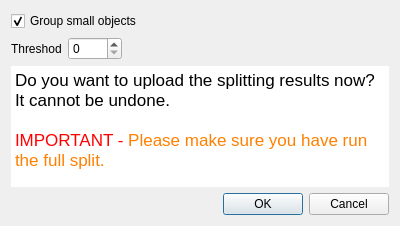
Old version of the form neurolabi/gui/dialogs/zflyemsplitcommitdialog.ui in the repository janelia-flyem/NeuTu.
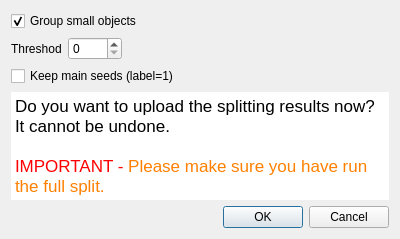
New version of the form.

```diff
--- a/neurolabi/gui/dialogs/zflyemsplitcommitdialog.ui
+++ b/neurolabi/gui/dialogs/zflyemsplitcommitdialog.ui
@@ -7,7 +7,7 @@
     <x>0</x>
     <y>0</y>
     <width>400</width>
-    <height>226</height>
+    <height>239</height>
    </rect>
   </property>
   <property name="windowTitle">
@@ -55,6 +55,13 @@
      </item>
     </layout>
    </item>
+   <item>
+    <widget class="QCheckBox" name="keepingSeedCheckBox">
+     <property name="text">
+      <string>Keep main seeds (label=1)</string>
+     </property>
+    </widget>
+   </item>
    <item>
     <widget class="QTextEdit" name="textEdit">
      <property name="enabled">
```
